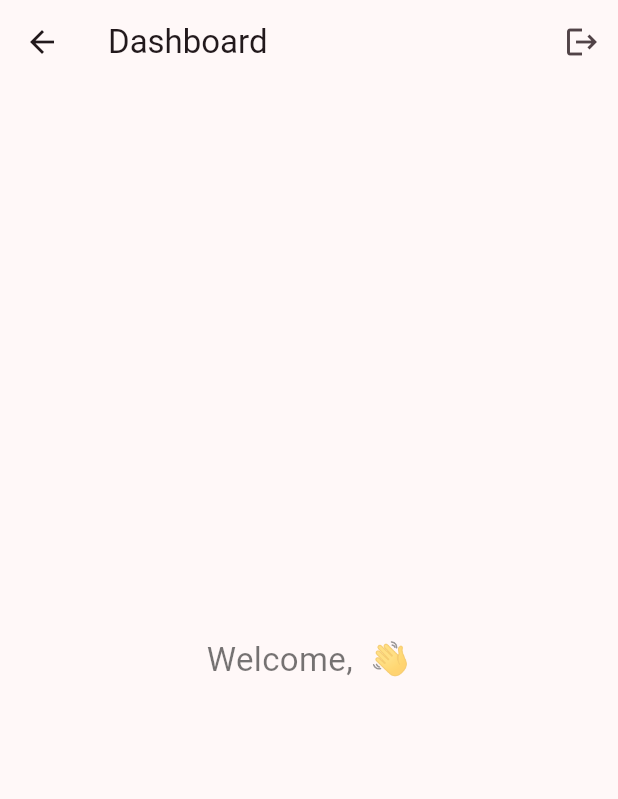
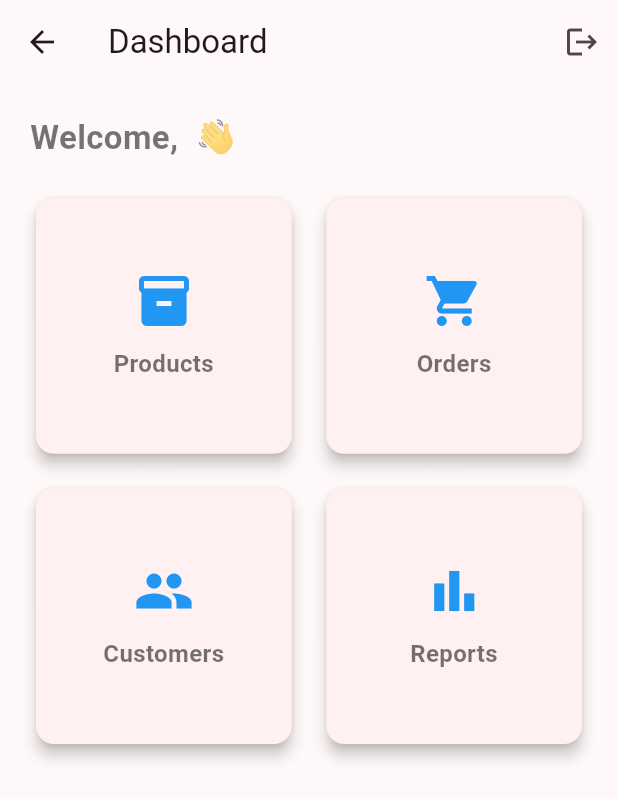
Before and after one commit to aapollooo/swb, a Flutter app: the DashboardPage screen opened directly, on a phone screen of 412 x 824 dp. Shown: the top 799 px of the screen. Run offline on Flutter 3.47's test engine with Material 3 defaults, Android fonts, the light colour scheme and no system bars; our stand-ins replace shared_preferences; accounts and stored records are empty.

Commit message:
dashboard

```diff
--- a/lib/pages/dashboard.dart
+++ b/lib/pages/dashboard.dart
@@ -1,18 +1,67 @@
 import 'package:flutter/material.dart';
 import 'package:shared_preferences/shared_preferences.dart';
 
-class DashboardPage extends StatelessWidget {
+class DashboardPage extends StatefulWidget {
   const DashboardPage({super.key});
 
-  Future<String> getName() async {
-    final prefs = await SharedPreferences.getInstance();
-    return prefs.getString("name") ?? "User";
+  @override
+  State<DashboardPage> createState() => _DashboardPageState();
+}
+
+class _DashboardPageState extends State<DashboardPage> {
+  String fullName = "";
+
+  @override
+  void initState() {
+    super.initState();
+    checkSession();
   }
 
-  Future<void> logout(BuildContext context) async {
+  Future<void> checkSession() async {
+    final prefs = await SharedPreferences.getInstance();
+    final token = prefs.getString("token");
+    final name = prefs.getString("name");
+
+    if (token == null) {
+      // Not logged in → back to login
+      Navigator.pushReplacementNamed(context, "/login");
+    } else {
+      setState(() {
+        fullName = name ?? "User";
+      });
+    }
+  }
+
+  Future<void> logout() async {
     final prefs = await SharedPreferences.getInstance();
     await prefs.clear();
-    Navigator.pushReplacementNamed(context, '/login');
+
+    Navigator.pushReplacementNamed(context, "/login");
+  }
+
+  Widget dashboardCard(String title, IconData icon, VoidCallback onTap) {
+    return InkWell(
+      onTap: onTap,
+      child: Card(
+        elevation: 4,
+        shape: RoundedRectangleBorder(borderRadius: BorderRadius.circular(12)),
+        child: Padding(
+          padding: const EdgeInsets.all(20),
+          child: Column(
+            mainAxisAlignment: MainAxisAlignment.center,
+            children: [
+              Icon(icon, size: 40, color: Colors.blue),
+              const SizedBox(height: 10),
+              Text(
+                title,
+                textAlign: TextAlign.center,
+                style: const TextStyle(fontSize: 16, fontWeight: FontWeight.bold),
+              ),
+            ],
+          ),
+        ),
+      ),
+    );
   }
 
   @override
@@ -23,22 +72,59 @@ class DashboardPage extends StatelessWidget {
         actions: [
           IconButton(
             icon: const Icon(Icons.logout),
-            onPressed: () => logout(context),
-          )
+            onPressed: logout,
+          ),
         ],
       ),
-      body: Center(
-        child: FutureBuilder(
-          future: getName(),
-          builder: (context, snapshot) {
-            if (!snapshot.hasData) {
-              return const CircularProgressIndicator();
-            }
-            return Text(
-              "Welcome, ${snapshot.data} 👋",
-              style: const TextStyle(fontSize: 22),
-            );
-          },
+      body: Padding(
+        padding: const EdgeInsets.all(20),
+        child: Column(
+          crossAxisAlignment: CrossAxisAlignment.start,
+          children: [
+            Text(
+              "Welcome, $fullName 👋",
+              style: const TextStyle(fontSize: 22, fontWeight: FontWeight.bold),
+            ),
+            const SizedBox(height: 20),
+
+            Expanded(
+              child: GridView.count(
+                crossAxisCount: 2,
+                crossAxisSpacing: 15,
+                mainAxisSpacing: 15,
+                children: [
+                  dashboardCard(
+                    "Products",
+                    Icons.inventory,
+                    () {
+                      // Navigator.pushNamed(context, "/products");
+                    },
+                  ),
+                  dashboardCard(
+                    "Orders",
+                    Icons.shopping_cart,
+                    () {
+                      // Navigator.pushNamed(context, "/orders");
+                    },
+                  ),
+                  dashboardCard(
+                    "Customers",
+                    Icons.people,
+                    () {
+                      // Navigator.pushNamed(context, "/customers");
+                    },
+                  ),
+                  dashboardCard(
+                    "Reports",
+                    Icons.bar_chart,
+                    () {
+                      // Navigator.pushNamed(context, "/reports");
+                    },
+                  ),
+                ],
+              ),
+            ),
+          ],
         ),
       ),
     );
```
Also changed, not shown: lib/main.dart (+52 -18 lines), lib/pages/customer_dashboard.dart (added, +85 -0 lines), lib/pages/login.dart (+6 -4 lines), lib/pages/staff_dashboard.dart (added, +80 -0 lines).
